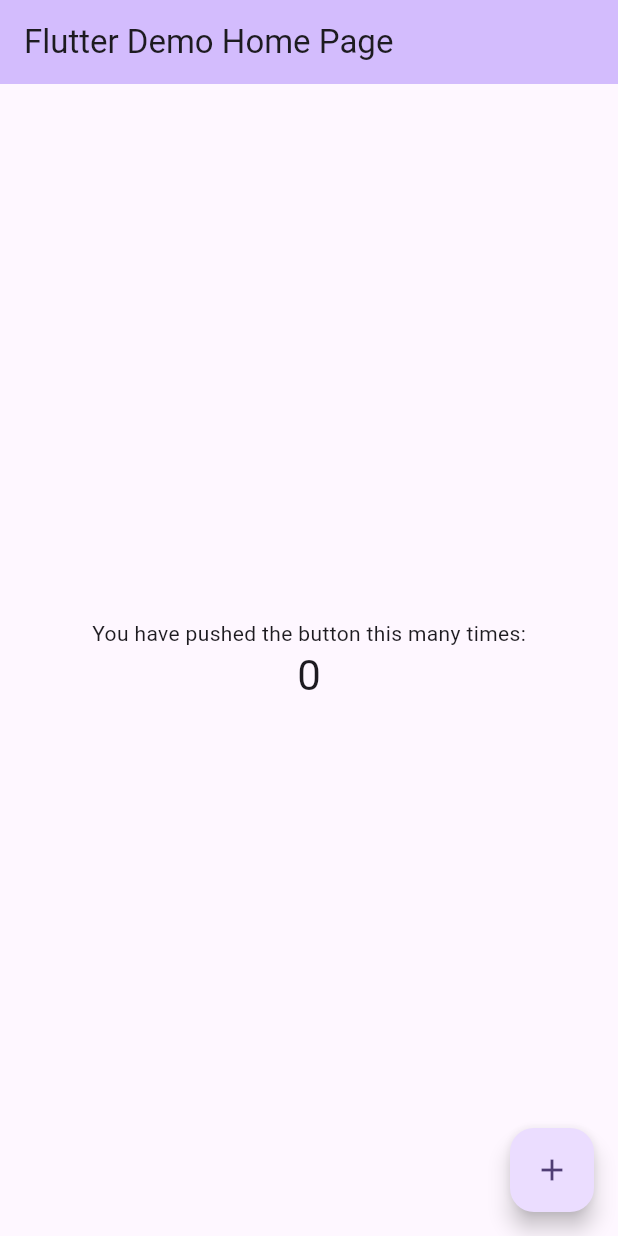
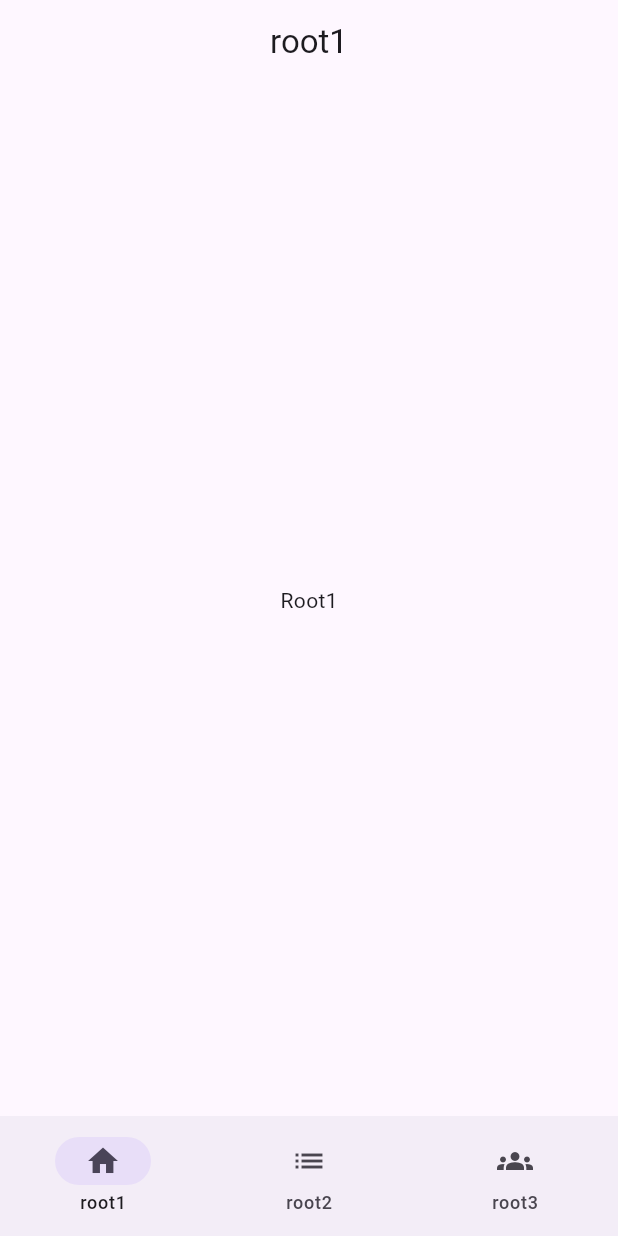
Before and after one commit to HasegawaShuhei/go_router_builder_sample, a Flutter app: the screen it shows after launch, on a phone screen of 412 x 824 dp. Run offline on Flutter 3.47's test engine with Material 3 defaults, Android fonts, the phone set to English and light mode, and no system bars; our stand-ins replace flutter_riverpod, go_router, riverpod_annotation; generated files the repository leaves out were written again.

Commit message:
ボトムバーの実装

```diff
--- /dev/null
+++ b/lib/branch_container.dart
@@ -0,0 +1,41 @@
+import 'package:collection/collection.dart';
+import 'package:flutter/material.dart';
+
+class BranchContainer extends StatelessWidget {
+  const BranchContainer({
+    super.key,
+    required this.currentIndex,
+    required this.children,
+  });
+
+  final int currentIndex;
+
+  final List<Widget> children;
+
+  @override
+  Widget build(BuildContext context) {
+    return Stack(
+      children: [
+        ...children.mapIndexed(
+          (index, navigator) => AnimatedOpacity(
+            duration: const Duration(
+              milliseconds: 400,
+            ),
+            opacity: index == currentIndex ? 1 : 0,
+
+            // Avoid detecting tap event in non selected screen
+            child: IgnorePointer(
+              ignoring: index != currentIndex,
+
+              // Avoid detecting scroll event in non selected screen
+              child: TickerMode(
+                enabled: index == currentIndex,
+                child: navigator,
+              ),
+            ),
+          ),
+        ),
+      ],
+    );
+  }
+}
--- a/lib/main.dart
+++ b/lib/main.dart
@@ -1,125 +1,25 @@
 import 'package:flutter/material.dart';
+import 'package:flutter_riverpod/flutter_riverpod.dart';
+import 'package:go_router_builder_sample/router_provider.dart';
 
 void main() {
-  runApp(const MyApp());
+  runApp(
+    const ProviderScope(
+      child: MyApp(),
+    ),
+  );
 }
 
-class MyApp extends StatelessWidget {
+class MyApp extends ConsumerWidget {
   const MyApp({super.key});
 
-  // This widget is the root of your application.
   @override
-  Widget build(BuildContext context) {
-    return MaterialApp(
-      title: 'Flutter Demo',
-      theme: ThemeData(
-        // This is the theme of your application.
-        //
-        // TRY THIS: Try running your application with "flutter run". You'll see
-        // the application has a purple toolbar. Then, without quitting the app,
-        // try changing the seedColor in the colorScheme below to Colors.green
-        // and then invoke "hot reload" (save your changes or press the "hot
-        // reload" button in a Flutter-supported IDE, or press "r" if you used
-        // the command line to start the app).
-        //
-        // Notice that the counter didn't reset back to zero; the application
-        // state is not lost during the reload. To reset the state, use hot
-        // restart instead.
-        //
-        // This works for code too, not just values: Most code changes can be
-        // tested with just a hot reload.
-        colorScheme: ColorScheme.fromSeed(seedColor: Colors.deepPurple),
-        useMaterial3: true,
-      ),
-      home: const MyHomePage(title: 'Flutter Demo Home Page'),
+  Widget build(BuildContext context, WidgetRef ref) {
+    final router = ref.watch(routerProvider);
+    return MaterialApp.router(
+      restorationScopeId: 'MaterialApp',
+      title: 'sample',
+      routerConfig: router,
     );
   }
 }
-
-class MyHomePage extends StatefulWidget {
-  const MyHomePage({super.key, required this.title});
-
-  // This widget is the home page of your application. It is stateful, meaning
-  // that it has a State object (defined below) that contains fields that affect
-  // how it looks.
-
-  // This class is the configuration for the state. It holds the values (in this
-  // case the title) provided by the parent (in this case the App widget) and
-  // used by the build method of the State. Fields in a Widget subclass are
-  // always marked "final".
-
-  final String title;
-
-  @override
-  State<MyHomePage> createState() => _MyHomePageState();
-}
-
-class _MyHomePageState extends State<MyHomePage> {
-  int _counter = 0;
-
-  void _incrementCounter() {
-    setState(() {
-      // This call to setState tells the Flutter framework that something has
-      // changed in this State, which causes it to rerun the build method below
-      // so that the display can reflect the updated values. If we changed
-      // _counter without calling setState(), then the build method would not be
-      // called again, and so nothing would appear to happen.
-      _counter++;
-    });
-  }
-
-  @override
-  Widget build(BuildContext context) {
-    // This method is rerun every time setState is called, for instance as done
-    // by the _incrementCounter method above.
-    //
-    // The Flutter framework has been optimized to make rerunning build methods
-    // fast, so that you can just rebuild anything that needs updating rather
-    // than having to individually change instances of widgets.
-    return Scaffold(
-      appBar: AppBar(
-        // TRY THIS: Try changing the color here to a specific color (to
-        // Colors.amber, perhaps?) and trigger a hot reload to see the AppBar
-        // change color while the other colors stay the same.
-        backgroundColor: Theme.of(context).colorScheme.inversePrimary,
-        // Here we take the value from the MyHomePage object that was created by
-        // the App.build method, and use it to set our appbar title.
-        title: Text(widget.title),
-      ),
-      body: Center(
-        // Center is a layout widget. It takes a single child and positions it
-        // in the middle of the parent.
-        child: Column(
-          // Column is also a layout widget. It takes a list of children and
-          // arranges them vertically. By default, it sizes itself to fit its
-          // children horizontally, and tries to be as tall as its parent.
-          //
-          // Column has various properties to control how it sizes itself and
-          // how it positions its children. Here we use mainAxisAlignment to
-          // center the children vertically; the main axis here is the vertical
-          // axis because Columns are vertical (the cross axis would be
-          // horizontal).
-          //
-          // TRY THIS: Invoke "debug painting" (choose the "Toggle Debug Paint"
-          // action in the IDE, or press "p" in the console), to see the
-          // wireframe for each widget.
-          mainAxisAlignment: MainAxisAlignment.center,
-          children: <Widget>[
-            const Text(
-              'You have pushed the button this many times:',
-            ),
-            Text(
-              '$_counter',
-              style: Theme.of(context).textTheme.headlineMedium,
-            ),
-          ],
-        ),
-      ),
-      floatingActionButton: FloatingActionButton(
-        onPressed: _incrementCounter,
-        tooltip: 'Increment',
-        child: const Icon(Icons.add),
-      ), // This trailing comma makes auto-formatting nicer for build methods.
-    );
-  }
-}
--- /dev/null
+++ b/lib/root_1_screen.dart
@@ -0,0 +1,29 @@
+import 'package:flutter/material.dart';
+import 'package:go_router/go_router.dart';
+import 'package:go_router_builder_sample/navigator_key.dart';
+
+class Root1Branch extends StatefulShellBranchData {
+  static final $navigatorKey = root1NavigatorKey;
+}
+
+class Root1Route extends GoRouteData {
+  const Root1Route();
+
+  static const path = 'root1';
+
+  @override
+  Widget build(BuildContext context, GoRouterState state) {
+    return const Root1Screen();
+  }
+}
+
+class Root1Screen extends StatelessWidget {
+  const Root1Screen({super.key});
+
+  @override
+  Widget build(BuildContext context) {
+    return const Center(
+      child: Text('Root1'),
+    );
+  }
+}
--- /dev/null
+++ b/lib/root_navigation_bar.dart
@@ -0,0 +1,43 @@
+import 'package:flutter/material.dart';
+import 'package:flutter_riverpod/flutter_riverpod.dart';
+import 'package:go_router/go_router.dart';
+import 'package:go_router_builder_sample/root_tab.dart';
+
+class RootNavigationBar extends ConsumerWidget {
+  const RootNavigationBar({
+    super.key,
+    required this.navigationShell,
+  });
+
+  final StatefulNavigationShell navigationShell;
+
+  @override
+  Widget build(BuildContext context, WidgetRef ref) {
+    final (selectedIndex, indicatorColor) = navigationShell.currentIndex <= 2
+        ? (navigationShell.currentIndex, null)
+        : (0, Colors.transparent);
+
+    return NavigationBar(
+      indicatorColor: indicatorColor,
+      selectedIndex: selectedIndex,
+      destinations: [
+        NavigationDestination(
+          icon: RootTab.root1.icon,
+          label: RootTab.root1.title,
+        ),
+        NavigationDestination(
+          icon: RootTab.root2.icon,
+          label: RootTab.root2.title,
+        ),
+        NavigationDestination(
+          icon: RootTab.root3.icon,
+          label: RootTab.root3.title,
+        ),
+      ],
+      onDestinationSelected: (index) => navigationShell.goBranch(
+        index,
+        initialLocation: index == navigationShell.currentIndex,
+      ),
+    );
+  }
+}
--- /dev/null
+++ b/lib/root_screen.dart
@@ -0,0 +1,35 @@
+import 'package:flutter/material.dart';
+import 'package:go_router/go_router.dart';
+import 'package:go_router_builder_sample/branch_container.dart';
+import 'package:go_router_builder_sample/root_navigation_bar.dart';
+import 'package:go_router_builder_sample/root_tab.dart';
+
+class RootScreen extends StatelessWidget {
+  const RootScreen({
+    super.key,
+    required this.navigationShell,
+    required this.children,
+  });
+
+  final StatefulNavigationShell navigationShell;
+  final List<Widget> children;
+
+  @override
+  Widget build(BuildContext context) {
+    final currentTab = RootTab.current(context);
+
+    return Scaffold(
+      appBar: AppBar(
+        title: Text(currentTab.title),
+        centerTitle: true,
+      ),
+      body: BranchContainer(
+        currentIndex: navigationShell.currentIndex,
+        children: children,
+      ),
+      bottomNavigationBar: RootNavigationBar(
+        navigationShell: navigationShell,
+      ),
+    );
+  }
+}
--- /dev/null
+++ b/lib/root_tab.dart
@@ -0,0 +1,47 @@
+import 'package:flutter/material.dart';
+import 'package:go_router/go_router.dart';
+import 'package:go_router_builder_sample/root_1_screen.dart';
+import 'package:go_router_builder_sample/root_2_screen.dart';
+import 'package:go_router_builder_sample/root_3_screen.dart';
+
+enum RootTab {
+  root1(Root1Route.path),
+  root2(Root2Route.path),
+  root3(Root3Route.path),
+  ;
+
+  const RootTab(this.path);
+
+  final String path;
+
+  static RootTab current(BuildContext context) {
+    final location = GoRouterState.of(context).uri;
+    return RootTab.values.firstWhere(
+      (element) => element.path == location.pathSegments.first,
+      orElse: () => RootTab.root1,
+    );
+  }
+}
+
+extension RootTabExt on RootTab {
+  Icon get icon => Icon(iconData);
+
+  IconData get iconData => switch (this) {
+        RootTab.root1 => Icons.home,
+        RootTab.root2 => Icons.list,
+        RootTab.root3 => Icons.groups,
+      };
+
+  String get title => switch (this) {
+        RootTab.root1 => 'root1',
+        RootTab.root2 => 'root2',
+        RootTab.root3 => 'root3',
+      };
+
+  /// These values are prescribed by sort order defined in [RootRoute]
+  int get branchIndex => switch (this) {
+        RootTab.root1 => 0,
+        RootTab.root2 => 1,
+        RootTab.root3 => 3,
+      };
+}
--- /dev/null
+++ b/lib/router_provider.dart
@@ -0,0 +1,17 @@
+import 'package:flutter/foundation.dart';
+import 'package:go_router/go_router.dart';
+import 'package:go_router_builder_sample/navigator_key.dart';
+import 'package:go_router_builder_sample/router_app.dart';
+import 'package:riverpod_annotation/riverpod_annotation.dart';
+
+part 'router_provider.g.dart';
+
+@riverpod
+GoRouter router(RouterRef ref) => GoRouter(
+      debugLogDiagnostics: kDebugMode,
+      navigatorKey: rootNavigatorKey,
+      initialLocation: '/root1',
+      routes: [
+        ...$appRoutes,
+      ],
+    );
```
Also changed, not shown: lib/navigator_key.dart (added, +7 -0 lines), lib/root_2_screen.dart (added, +29 -0 lines), lib/root_3_screen.dart (added, +29 -0 lines), lib/router_app.dart (added, +57 -0 lines), lib/router_app.g.dart (added), lib/router_provider.g.dart (added).
